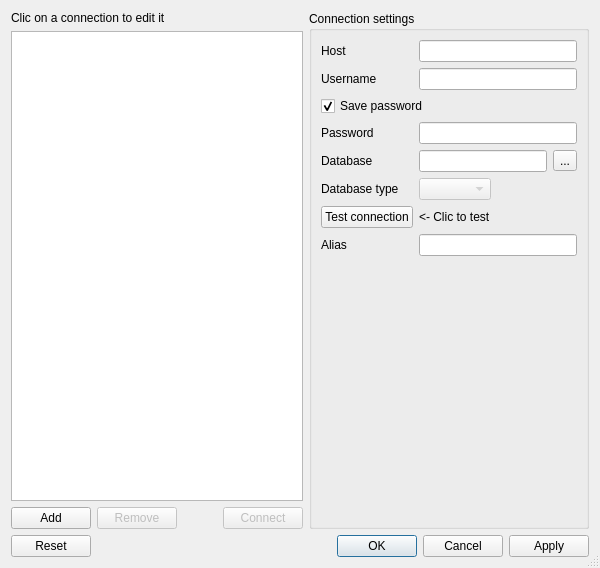
Before: the Qt Designer form src/dialogs/dbdialog.ui in FrenchDilettante/dbmaster, drawn with Qt 5.
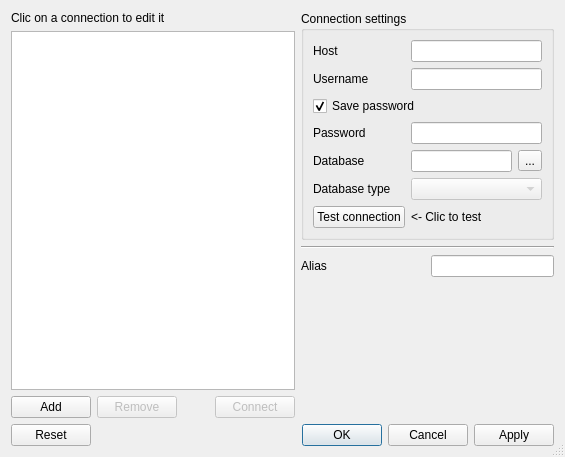
After: the same form once the commit is applied. Icons and pictures are not drawn. Custom widgets are drawn as their Qt base class.

The edit to the form file:
```diff
--- a/src/dialogs/dbdialog.ui
+++ b/src/dialogs/dbdialog.ui
@@ -9,8 +9,8 @@
    <rect>
     <x>0</x>
     <y>0</y>
-    <width>600</width>
-    <height>568</height>
+    <width>565</width>
+    <height>457</height>
    </rect>
   </property>
   <property name="windowTitle">
@@ -31,14 +31,19 @@
     </widget>
    </item>
    <item row="0" column="1" rowspan="3">
+    <layout class="QVBoxLayout" name="verticalLayout">
+     <item>
     <widget class="QGroupBox" name="groupBox">
+       <property name="sizePolicy">
+        <sizepolicy hsizetype="Preferred" vsizetype="Expanding">
+         <horstretch>0</horstretch>
+         <verstretch>0</verstretch>
+        </sizepolicy>
+       </property>
      <property name="title">
       <string>Connection settings</string>
      </property>
-     <layout class="QFormLayout" name="formLayout_2">
-      <property name="fieldGrowthPolicy">
-       <enum>QFormLayout::ExpandingFieldsGrow</enum>
-      </property>
+       <layout class="QFormLayout" name="formLayout">
       <item row="0" column="0">
        <widget class="QLabel" name="hostLabel">
         <property name="text">
@@ -150,18 +155,50 @@
         </property>
        </widget>
       </item>
-      <item row="7" column="0">
+       </layout>
+      </widget>
+     </item>
+     <item>
+      <widget class="Line" name="line">
+       <property name="orientation">
+        <enum>Qt::Horizontal</enum>
+       </property>
+      </widget>
+     </item>
+     <item>
+      <layout class="QGridLayout" name="gridLayout_2">
+       <item row="0" column="0">
        <widget class="QLabel" name="label">
+         <property name="sizePolicy">
+          <sizepolicy hsizetype="Expanding" vsizetype="Preferred">
+           <horstretch>0</horstretch>
+           <verstretch>0</verstretch>
+          </sizepolicy>
+         </property>
         <property name="text">
          <string>Alias</string>
         </property>
        </widget>
       </item>
-      <item row="7" column="1">
+       <item row="0" column="1">
        <widget class="QLineEdit" name="aliasEdit"/>
       </item>
      </layout>
-    </widget>
+     </item>
+     <item>
+      <spacer name="verticalSpacer">
+       <property name="orientation">
+        <enum>Qt::Vertical</enum>
+       </property>
+       <property name="sizeHint" stdset="0">
+        <size>
+         <width>238</width>
+         <height>108</height>
+        </size>
+       </property>
+      </spacer>
+     </item>
+    </layout>
    </item>
    <item row="1" column="0">
     <widget class="QListView" name="dbListView"/>
```
Lines whose indentation alone changed are shown as unchanged.
